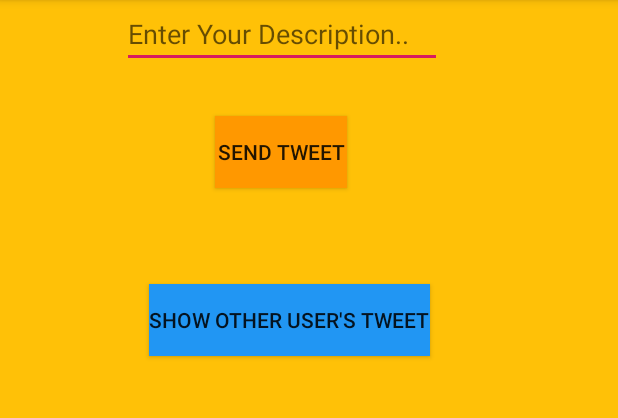
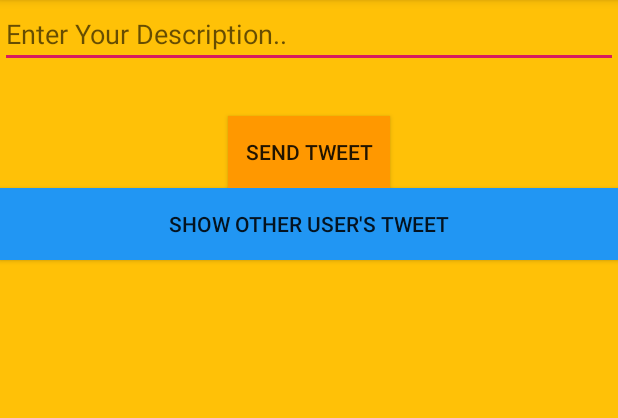
Before and after one commit to ManishBansiwal29/AC-TwitterClone, an Android app: the SendTweetActivity screen opened directly, with no data from a screen before it, on a phone screen of 412 x 824 dp, the part 84-502 px from its top. Run offline under Robolectric (Android 15) with nearby library versions, the phone set to English and light mode, and no system bars; libraries missing offline, so code that uses them is left out: com.parse, com.shashank.sony.

Commit message:
sending and Viewing Tweets done

```diff
--- a/app/src/main/java/com/example/ac_twitterclone/SendTweetActivity.java
+++ b/app/src/main/java/com/example/ac_twitterclone/SendTweetActivity.java
@@ -8,13 +8,20 @@ import android.view.View;
 import android.widget.Button;
 import android.widget.EditText;
 import android.widget.ListView;
+import android.widget.SimpleAdapter;
 import android.widget.Toast;
 
+import com.parse.FindCallback;
 import com.parse.ParseException;
 import com.parse.ParseObject;
+import com.parse.ParseQuery;
 import com.parse.ParseUser;
 import com.parse.SaveCallback;
 import com.shashank.sony.fancytoastlib.FancyToast;
+
+import java.util.ArrayList;
+import java.util.HashMap;
+import java.util.List;
 
 public class SendTweetActivity extends AppCompatActivity implements View.OnClickListener {
     private EditText edtTweet;
@@ -33,14 +40,13 @@ public class SendTweetActivity extends AppCompatActivity implements View.OnClick
         viewTweetListView=findViewById(R.id.viewTweetListView);
         btnViewTweets=findViewById(R.id.btnViewTweets);
 
-        btnSendTweet.setOnClickListener(this);
-        btnViewTweets.setOnClickListener(this);
-    }
-    public void sendTweet(View view){
+        btnSendTweet.setOnClickListener(new View.OnClickListener() {
+            @Override
+            public void onClick(View v) {
                 ParseObject parseObject = new ParseObject("MyTweet");
                 parseObject.put("tweet", edtTweet.getText().toString());
                 parseObject.put("username", ParseUser.getCurrentUser().getUsername());
-        final ProgressDialog dialog = new ProgressDialog(this);
+                final ProgressDialog dialog = new ProgressDialog(SendTweetActivity.this);
                 dialog.setMessage("Loading...");
                 dialog.show();
                 parseObject.saveInBackground(new SaveCallback() {
@@ -56,9 +62,36 @@ public class SendTweetActivity extends AppCompatActivity implements View.OnClick
                     }
                 });
             }
+        });
+        btnViewTweets.setOnClickListener(this);
+    }
+//    public void sendTweet(){
+//
+//    }
 
     @Override
-    public void onClick(View view) {
-        sendTweet(view);
+    public void onClick(View v) {
+        final ArrayList<HashMap<String,String>> tweetList = new ArrayList<>();
+        final SimpleAdapter adapter = new SimpleAdapter(SendTweetActivity.this,tweetList,android.R.layout.simple_expandable_list_item_2,new String[]{"tweetUsername","tweetValue"},new int[]{android.R.id.text1,android.R.id.text2});
+        try{
+            ParseQuery<ParseObject> parseQuery = ParseQuery.getQuery("MyTweet");
+            parseQuery.whereContainedIn("username",ParseUser.getCurrentUser().getList("fanOf"));
+            parseQuery.findInBackground(new FindCallback<ParseObject>() {
+                @Override
+                public void done(List<ParseObject> objects, ParseException e) {
+                    if(objects.size()>0 && e==null){
+                        for(ParseObject tweetObjects:objects){
+                            HashMap<String,String> userTweet = new HashMap<>();
+                            userTweet.put("tweetUsername",tweetObjects.getString("username"));
+                            userTweet.put("tweetValue",tweetObjects.getString("tweet"));
+                            tweetList.add(userTweet);
+                        }
+                        viewTweetListView.setAdapter(adapter);
                     }
                 }
+            });
+        } catch (Exception e){
+            e.printStackTrace();
+        }
+      }
+  }
--- a/app/src/main/res/layout/activity_send_tweet.xml
+++ b/app/src/main/res/layout/activity_send_tweet.xml
@@ -1,60 +1,44 @@
 <?xml version="1.0" encoding="utf-8"?>
-<androidx.constraintlayout.widget.ConstraintLayout xmlns:android="http://schemas.android.com/apk/res/android"
+<LinearLayout xmlns:android="http://schemas.android.com/apk/res/android"
     xmlns:app="http://schemas.android.com/apk/res-auto"
     xmlns:tools="http://schemas.android.com/tools"
     android:layout_width="match_parent"
     android:layout_height="match_parent"
     android:background="#FFC107"
-    tools:context=".SendTweetActivity">
+    tools:context=".SendTweetActivity"
+    android:orientation="vertical">
 
     <EditText
         android:id="@+id/edtSendTweet"
-        android:layout_width="wrap_content"
+        android:layout_width="match_parent"
         android:layout_height="wrap_content"
         android:ems="10"
         android:hint="Enter Your Description.."
-        android:inputType="textPersonName"
-        app:layout_constraintEnd_toEndOf="parent"
-        app:layout_constraintHorizontal_bias="0.409"
-        app:layout_constraintStart_toStartOf="parent"
-        app:layout_constraintTop_toTopOf="parent" />
+        android:inputType="textPersonName" />
 
     <Button
         android:id="@+id/btnSendTweet"
-        android:layout_width="wrap_content"
+        android:layout_width="108dp"
         android:layout_height="wrap_content"
+        android:layout_gravity="center_horizontal"
         android:layout_marginTop="32dp"
-        android:layout_marginBottom="64dp"
+        android:layout_marginBottom="0dp"
         android:background="#FF9800"
-        android:text="Send Tweet"
-        app:layout_constraintBottom_toTopOf="@+id/btnViewTweets"
-        app:layout_constraintEnd_toEndOf="parent"
-        app:layout_constraintHorizontal_bias="0.443"
-        app:layout_constraintStart_toStartOf="parent"
-        app:layout_constraintTop_toBottomOf="@+id/edtSendTweet" />
+        android:gravity="center|center_horizontal"
+        android:text="Send Tweet" />
 
     <Button
         android:id="@+id/btnViewTweets"
-        android:layout_width="wrap_content"
+        android:layout_width="match_parent"
         android:layout_height="wrap_content"
-        android:layout_marginTop="64dp"
+        android:layout_marginTop="0dp"
         android:background="#2196F3"
-        android:text="Show Other User's Tweet"
-        app:layout_constraintEnd_toEndOf="parent"
-        app:layout_constraintHorizontal_bias="0.442"
-        app:layout_constraintStart_toStartOf="parent"
-        app:layout_constraintTop_toBottomOf="@+id/btnSendTweet" />
+        android:text="Show Other User's Tweet" />
 
     <ListView
         android:id="@+id/viewTweetListView"
-        android:layout_width="397dp"
-        android:layout_height="482dp"
-        android:layout_marginTop="62dp"
-        android:layout_marginBottom="1dp"
-        app:layout_constraintBottom_toBottomOf="parent"
-        app:layout_constraintEnd_toEndOf="parent"
-        app:layout_constraintHorizontal_bias="0.384"
-        app:layout_constraintStart_toStartOf="parent"
-        app:layout_constraintTop_toBottomOf="@+id/btnViewTweets"
-        app:layout_constraintVertical_bias="1.0" />
-</androidx.constraintlayout.widget.ConstraintLayout>
+        android:layout_width="match_parent"
+        android:layout_height="wrap_content"
+        android:layout_marginTop="16dp"
+        android:layout_marginBottom="1dp" />
+</LinearLayout>
```
Lines whose indentation alone changed are shown as unchanged.
